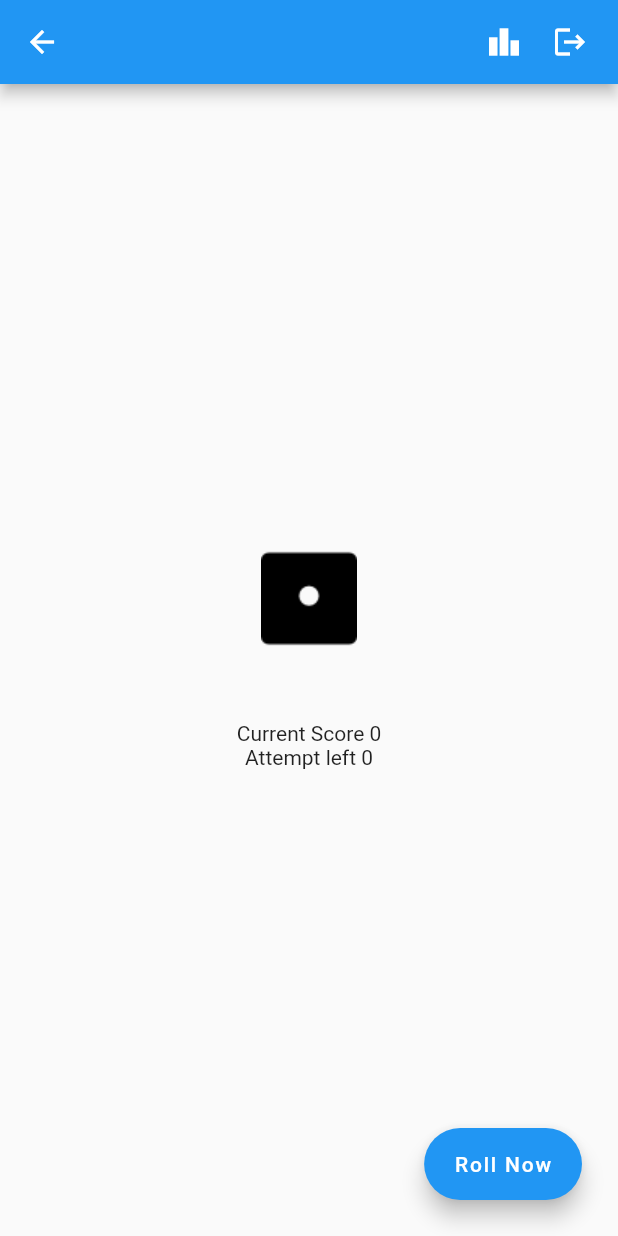
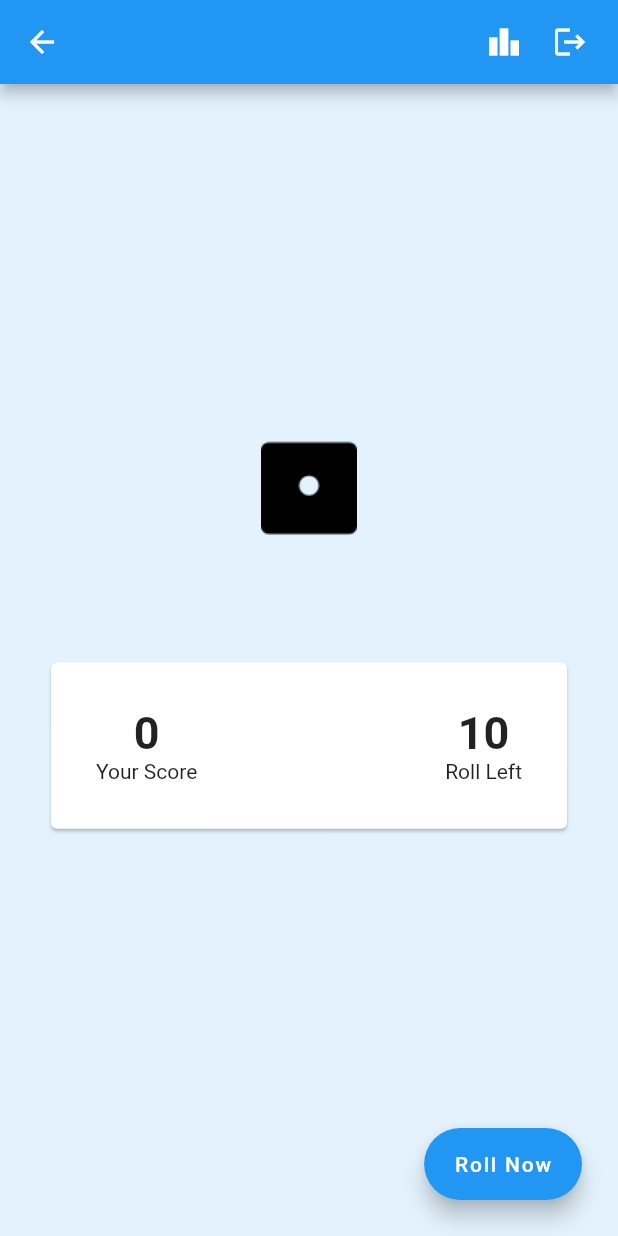
Before and after one commit to DeepakRor7/rolldicegame, a Flutter app: the DashboardUI screen opened directly, on a phone screen of 412 x 824 dp. Run offline on Flutter 3.47's test engine with Material 2 defaults, Android fonts, the phone set to English and light mode, and no system bars; our stand-ins replace cloud_firestore, firebase_auth, rxdart, shared_preferences; accounts and stored records are empty.

Commit message:
Dashboard Design modification

```diff
--- a/lib/ui/dashboard/DashboardUI.dart
+++ b/lib/ui/dashboard/DashboardUI.dart
@@ -15,26 +15,28 @@ class DashboardUI extends StatelessWidget {
   Widget build(BuildContext context) {
     userInfo.getCurrentUser();
     userInfo.getCurrentScore();
+    getUserLastScoreFromFirebase();
 
     return Scaffold(
+      backgroundColor: Colors.blue[50],
       floatingActionButton: Padding(
         padding: const EdgeInsets.all(8.0),
         child: StreamBuilder<ModelUserScore>(
             stream: userInfo.userScore,
             builder: (context, snapshot) {
-
-              var isAttemptLeft = (snapshot.data != null &&
-                  snapshot.data.leftChance < totalAttempts);
+              getUserLastScoreFromFirebase();
+              var isAttemptLeft =
+                  (snapshot.data != null && snapshot.data.leftChance > 0);
               return FloatingActionButton.extended(
                 label: Text(isAttemptLeft ? "Roll Now" : "View Leader Board"),
                 onPressed: () {
                   if (isAttemptLeft) {
                     userInfo.rollDice();
-                    if (snapshot.data.leftChance == totalAttempts) {
+                    if (snapshot.data.leftChance == 1) {
                       saveScore();
+                    }
                   } else {
                     context.open(LeaderScoreBoardUI());
-                    }
                   }
                 },
               );
@@ -58,19 +60,14 @@ class DashboardUI extends StatelessWidget {
                   child: Icon(Icons.leaderboard_sharp))),
           InkWell(
             onTap: () {
-              context.showBottomMsgWithAction("Do you want to log out?",
-              actionText: "Logout",
-                dismissText: "Cancel"
-              ).then((value) {
-                if(value){
+              context
+                  .showBottomMsgWithAction("Do you want to log out?",
+                      actionText: "Logout", dismissText: "Cancel")
+                  .then((value) {
+                if (value) {
                   logoutCurrentUser(context);
-
-
-
                 }
-
               });
-
             },
             child: Tooltip(
               message: "Logout",
@@ -99,11 +96,40 @@ class DashboardUI extends StatelessWidget {
             StreamBuilder<ModelUserScore>(
                 stream: userInfo.userScore,
                 builder: (context, snapshot) {
-                  return Column(
+                  return Padding(
+                    padding: const EdgeInsets.all(30.0),
+                    child: Card(
+                      child: Padding(
+                        padding: const EdgeInsets.all(30.0),
+                        child: Row(
+                          mainAxisAlignment: MainAxisAlignment.spaceBetween,
                           children: [
-                      Text("Current Score ${snapshot.data?.totalScore}"),
-                      Text("Attempt left ${snapshot.data?.leftChance}"),
+                            Column(
+                              children: [
+                                Text(
+                                  "${snapshot.data?.totalScore}",
+                                  style: TextStyle(
+                                      fontSize: 30,
+                                      fontWeight: FontWeight.w700),
+                                ),
+                                Text("Your Score"),
                               ],
+                            ),
+                            Column(
+                              children: [
+                                Text(
+                                  "${snapshot.data?.leftChance}",
+                                  style: TextStyle(
+                                      fontSize: 30,
+                                      fontWeight: FontWeight.w700),
+                                ),
+                                Text("Roll Left"),
+                              ],
+                            ),
+                          ],
+                        ),
+                      ),
+                    ),
                   );
                 }),
           ],
@@ -112,6 +138,10 @@ class DashboardUI extends StatelessWidget {
     );
   }
 
+  /*
+  * When no attempts left then get
+  * score from session and save to firebase
+  * */
   Future<void> saveScore() async {
     //firebase auth instance to get uuid of user
     FirebaseUser auth = await FirebaseAuth.instance.currentUser();
@@ -123,11 +153,28 @@ class DashboardUI extends StatelessWidget {
     return;
   }
 
-    logoutCurrentUser(BuildContext context) async{
-
+  /*
+  * Clear session and remove
+  * firebase user session
+  */
+  void logoutCurrentUser(BuildContext context) async {
     await removeSession();
     await FirebaseAuth.instance.signOut();
     context.openReplace(Splash());
+  }
 
+  getUserLastScoreFromFirebase() async {
+    var currentUserID = await FirebaseAuth.instance.currentUser();
+
+    Firestore.instance
+        .collection(docPlayers)
+        .where("uid = $currentUserID")
+        .getDocuments()
+        .then((value) {
+      if (value.documents.length > 0) {
+        saveInt(sesScore, value.documents[0].data["score"]);
+        saveInt(sesLeftAttempt, 0);
+      }
+    });
   }
 }
--- a/lib/ui/dashboard/LeaderboardUI.dart
+++ b/lib/ui/dashboard/LeaderboardUI.dart
@@ -12,18 +12,14 @@ class LeaderScoreBoardUI extends StatelessWidget{
 
   @override
   Widget build(BuildContext context) {
-
+    bloc.getScoreBoardList();
     return Scaffold(
 
       appBar: AppBar(automaticallyImplyLeading: true,
       title: Text("Leader Board"),
       ),
-      floatingActionButton: FloatingActionButton.extended(label: Text("data"), onPressed: () {
 
-        bloc.getScoreBoardList();
-
-      },),
-      body: viewLeaderView( context),
+      body: Center(child: viewLeaderView( context)),
 
     );
 
@@ -57,11 +53,7 @@ Widget  viewLeaderView(BuildContext context) {
             );
 
           },itemCount: snapshot.data.length,),
-        ) :Center(
-
-          child: context.logoIconWidget(),
-
-        );
+        ) : context.logoIconWidget(title: "Loading");
       }
     );
 
--- a/lib/ui/dashboard/bloc/UserBloc.dart
+++ b/lib/ui/dashboard/bloc/UserBloc.dart
@@ -1,6 +1,7 @@
 import 'dart:math';
 
 import 'package:rolldicegame/models/ModelScore.dart';
+import 'package:rolldicegame/utils/AppConstants.dart';
 import 'package:rolldicegame/utils/SessionUtils.dart';
 import 'package:rxdart/subjects.dart';
 
@@ -26,7 +27,7 @@ class UserBloc {
   getCurrentScore() async {
     var user = ModelUserScore();
     user.totalScore = await getSession(sesScore) ?? 0;
-    user.leftChance = await getSession(sesLeftAttempt) ?? 0;
+    user.leftChance = await getSession(sesLeftAttempt) ?? totalAttempts;
     _userScore.sink.add(user);
   }
 
@@ -35,7 +36,7 @@ class UserBloc {
 
     await saveInt(sesScore, (await getSession(sesScore)?? 0) + score);
     await saveInt(
-        sesLeftAttempt, (await getSession(sesLeftAttempt)?? 0 ) + 1);
+        sesLeftAttempt, (await getSession(sesLeftAttempt)?? totalAttempts ) - 1);
     _score.sink.add(score);
     getCurrentScore();
   }
--- a/lib/utils/AppConstants.dart
+++ b/lib/utils/AppConstants.dart
@@ -39,14 +39,14 @@ extension widget on BuildContext {
         topLeft: Radius.circular(topL),
       );
 
-  Widget logoIconWidget(){
+  Widget logoIconWidget({title = appName}){
     return Column(
       children: [
 
         Image.asset(ic_logo),
         SizedBox(height: 20,),
 
-        Text(appName,style: TextStyle(fontSize: 22),),
+        Text(title,style: TextStyle(fontSize: 22),),
       ],
     );
   }
```
Lines whose indentation alone changed are shown as unchanged.
